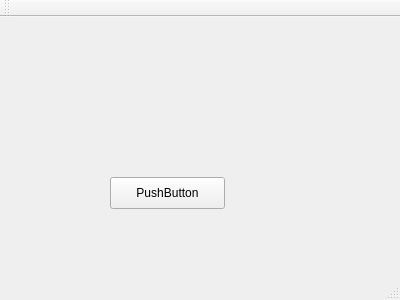
desmondhew2006/CCSIv1, file mainwindow.ui: the form before one commit.
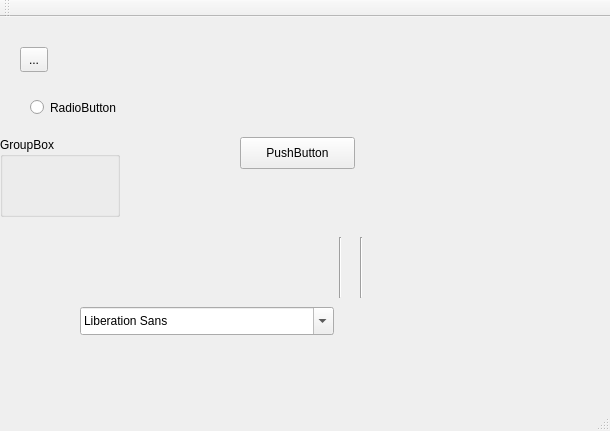
The form after the commit.

Diff of the .ui file:
```diff
--- a/mainwindow.ui
+++ b/mainwindow.ui
@@ -6,8 +6,8 @@
    <rect>
     <x>0</x>
     <y>0</y>
-    <width>400</width>
-    <height>300</height>
+    <width>610</width>
+    <height>431</height>
    </rect>
   </property>
   <property name="windowTitle">
@@ -17,8 +17,8 @@
    <widget class="QPushButton" name="pushButton">
     <property name="geometry">
      <rect>
-      <x>110</x>
-      <y>160</y>
+      <x>240</x>
+      <y>120</y>
       <width>115</width>
       <height>32</height>
      </rect>
@@ -27,6 +27,91 @@
      <string>PushButton</string>
     </property>
    </widget>
+   <widget class="QToolButton" name="toolButton">
+    <property name="geometry">
+     <rect>
+      <x>20</x>
+      <y>30</y>
+      <width>28</width>
+      <height>25</height>
+     </rect>
+    </property>
+    <property name="text">
+     <string>...</string>
+    </property>
+   </widget>
+   <widget class="QRadioButton" name="radioButton">
+    <property name="geometry">
+     <rect>
+      <x>30</x>
+      <y>80</y>
+      <width>102</width>
+      <height>21</height>
+     </rect>
+    </property>
+    <property name="text">
+     <string>RadioButton</string>
+    </property>
+   </widget>
+   <widget class="QGroupBox" name="groupBox">
+    <property name="geometry">
+     <rect>
+      <x>0</x>
+      <y>120</y>
+      <width>120</width>
+      <height>80</height>
+     </rect>
+    </property>
+    <property name="title">
+     <string>GroupBox</string>
+    </property>
+   </widget>
+   <widget class="Line" name="line">
+    <property name="geometry">
+     <rect>
+      <x>360</x>
+      <y>220</y>
+      <width>3</width>
+      <height>61</height>
+     </rect>
+    </property>
+    <property name="orientation">
+     <enum>Qt::Vertical</enum>
+    </property>
+   </widget>
+   <widget class="Line" name="line_2">
+    <property name="geometry">
+     <rect>
+      <x>330</x>
+      <y>220</y>
+      <width>20</width>
+      <height>61</height>
+     </rect>
+    </property>
+    <property name="orientation">
+     <enum>Qt::Vertical</enum>
+    </property>
+   </widget>
+   <widget class="QFontComboBox" name="fontComboBox">
+    <property name="geometry">
+     <rect>
+      <x>80</x>
+      <y>290</y>
+      <width>254</width>
+      <height>28</height>
+     </rect>
+    </property>
+   </widget>
+   <widget class="QWidget" name="widget" native="true">
+    <property name="geometry">
+     <rect>
+      <x>360</x>
+      <y>180</y>
+      <width>120</width>
+      <height>80</height>
+     </rect>
+    </property>
+   </widget>
   </widget>
   <widget class="QMenuBar" name="menuBar">
    <property name="geometry">
```
Left out of the diff: 2 changed lines with no effect on the pictures.
